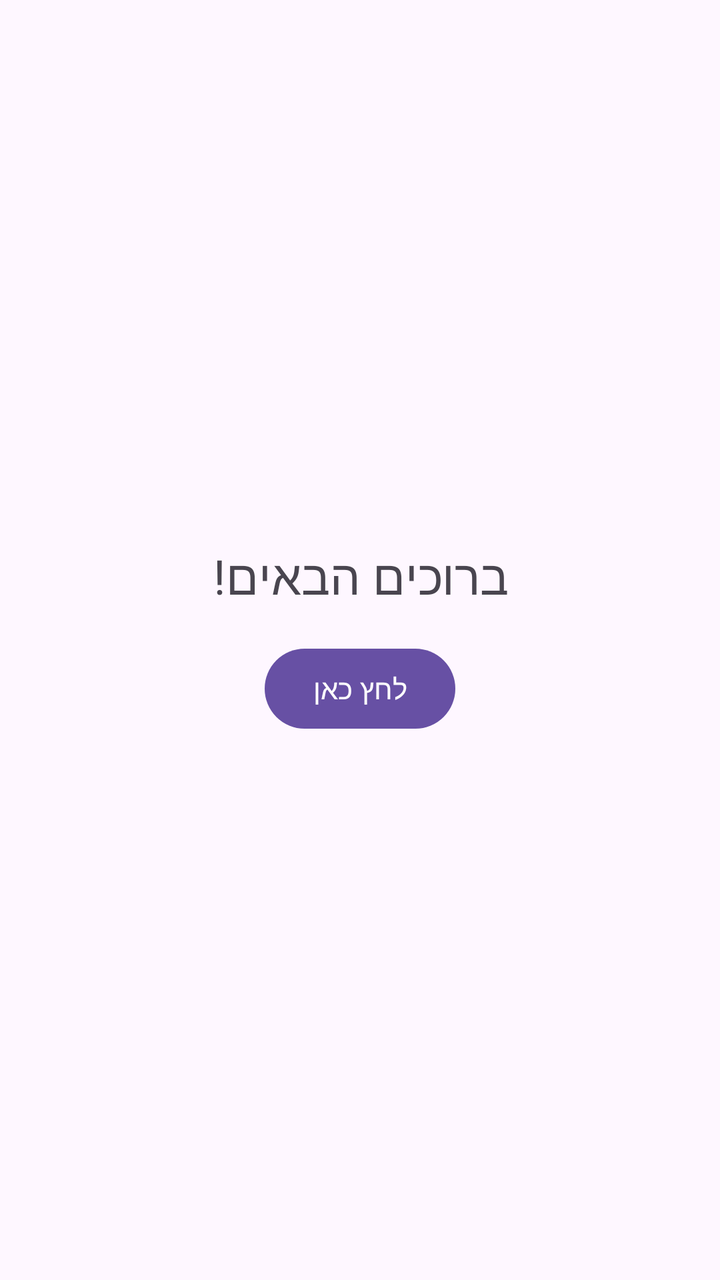
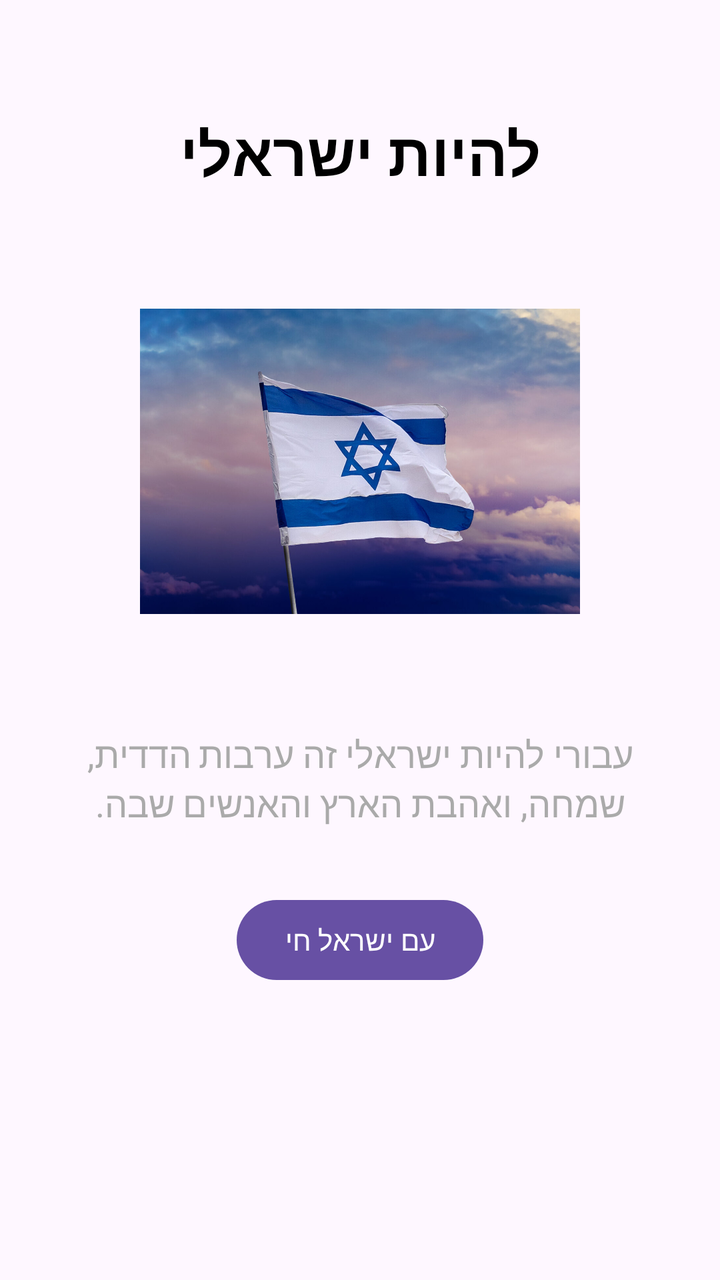

Screens rendered from an Android XML layout before and after an edit, with the pre-edit source and the edit as a unified diff.
<!-- AndroidManifest.xml: application theme Theme.Adi_Lavi_App -->
<!-- res/layout/activity_main.xml -->
<?xml version="1.0" encoding="utf-8"?>
<LinearLayout xmlns:android="http://schemas.android.com/apk/res/android"
    android:layout_width="match_parent"
    android:layout_height="match_parent"
    android:orientation="vertical"
    android:gravity="center"
    android:padding="16dp"
    android:id="@+id/main">

    <TextView
        android:id="@+id/tvTitle"
        android:layout_width="wrap_content"
        android:layout_height="wrap_content"
        android:text="@string/welcome_message"
        android:textSize="24sp" />

    <Button
        android:id="@+id/btnClick"
        android:layout_width="wrap_content"
        android:layout_height="wrap_content"
        android:layout_marginTop="16dp"
        android:text="@string/click_here" />
</LinearLayout>
<!-- resources referenced by this layout -->
<resources>
  <string name="click_here">לחץ כאן</string>
  <string name="welcome_message">ברוכים הבאים!</string>
  <style name="Theme.Adi_Lavi_App" parent="Base.Theme.Adi_Lavi_App" />
  <style name="Base.Theme.Adi_Lavi_App" parent="Theme.Material3.DayNight.NoActionBar">
          
          
      </style>
</resources>

<!-- the commit's change to res/layout/activity_main.xml (unified diff, before → after) -->
@@ -1,23 +1,62 @@
 <?xml version="1.0" encoding="utf-8"?>
-<LinearLayout xmlns:android="http://schemas.android.com/apk/res/android"
+<androidx.constraintlayout.widget.ConstraintLayout xmlns:android="http://schemas.android.com/apk/res/android"
+    xmlns:app="http://schemas.android.com/apk/res-auto"
+    xmlns:tools="http://schemas.android.com/tools"
+    android:id="@+id/main"
     android:layout_width="match_parent"
     android:layout_height="match_parent"
-    android:orientation="vertical"
-    android:gravity="center"
-    android:padding="16dp"
-    android:id="@+id/main">
+    android:padding="24dp"
+    tools:context=".MainActivity">
 
+    
     <TextView
         android:id="@+id/tvTitle"
         android:layout_width="wrap_content"
         android:layout_height="wrap_content"
-        android:text="@string/welcome_message"
-        android:textSize="24sp" />
+        android:text="@string/israel_title"
+        android:textSize="30sp"
+        android:textStyle="bold"
+        android:textColor="@android:color/black"
+        app:layout_constraintTop_toTopOf="parent"
+        app:layout_constraintStart_toStartOf="parent"
+        app:layout_constraintEnd_toEndOf="parent"
+        android:layout_marginTop="32dp" />
 
+    
+    <ImageView
+        android:id="@+id/ivIsrael"
+        android:layout_width="220dp"
+        android:layout_height="220dp"
+        android:src="@drawable/israel"
+        android:contentDescription="@string/israel_img_desc"
+        app:layout_constraintTop_toBottomOf="@id/tvTitle"
+        app:layout_constraintStart_toStartOf="parent"
+        app:layout_constraintEnd_toEndOf="parent"
+        android:layout_marginTop="24dp" />
+
+    
+    <TextView
+        android:id="@+id/tvDescription"
+        android:layout_width="0dp"
+        android:layout_height="wrap_content"
+        android:text="@string/israel_desc"
+        android:textSize="18sp"
+        android:textColor="@android:color/darker_gray"
+        android:textAlignment="center"
+        app:layout_constraintTop_toBottomOf="@id/ivIsrael"
+        app:layout_constraintStart_toStartOf="parent"
+        app:layout_constraintEnd_toEndOf="parent"
+        android:layout_marginTop="24dp" />
+
+    
     <Button
-        android:id="@+id/btnClick"
+        android:id="@+id/btnIsrael"
         android:layout_width="wrap_content"
         android:layout_height="wrap_content"
-        android:layout_marginTop="16dp"
-        android:text="@string/click_here" />
-</LinearLayout>
+        android:text="@string/israel_btn"
+        app:layout_constraintTop_toBottomOf="@id/tvDescription"
+        app:layout_constraintStart_toStartOf="parent"
+        app:layout_constraintEnd_toEndOf="parent"
+        android:layout_marginTop="32dp" />
+
+</androidx.constraintlayout.widget.ConstraintLayout>
<!-- resource entries referenced after the edit -->
@@ -1,7 +1,10 @@
 <!-- resources referenced by this layout -->
 <resources>
-  <string name="click_here">לחץ כאן</string>
-  <string name="welcome_message">ברוכים הבאים!</string>
+  <!-- drawable israel: jpg bitmap (drawable, 114928 bytes) -->
+  <string name="israel_btn">עם ישראל חי</string>
+  <string name="israel_desc">עבורי להיות ישראלי זה ערבות הדדית, שמחה, ואהבת הארץ והאנשים שבה.</string>
+  <string name="israel_img_desc">תמונה של ישראל</string>
+  <string name="israel_title">להיות ישראלי</string>
   <style name="Theme.Adi_Lavi_App" parent="Base.Theme.Adi_Lavi_App" />
   <style name="Base.Theme.Adi_Lavi_App" parent="Theme.Material3.DayNight.NoActionBar">
           
